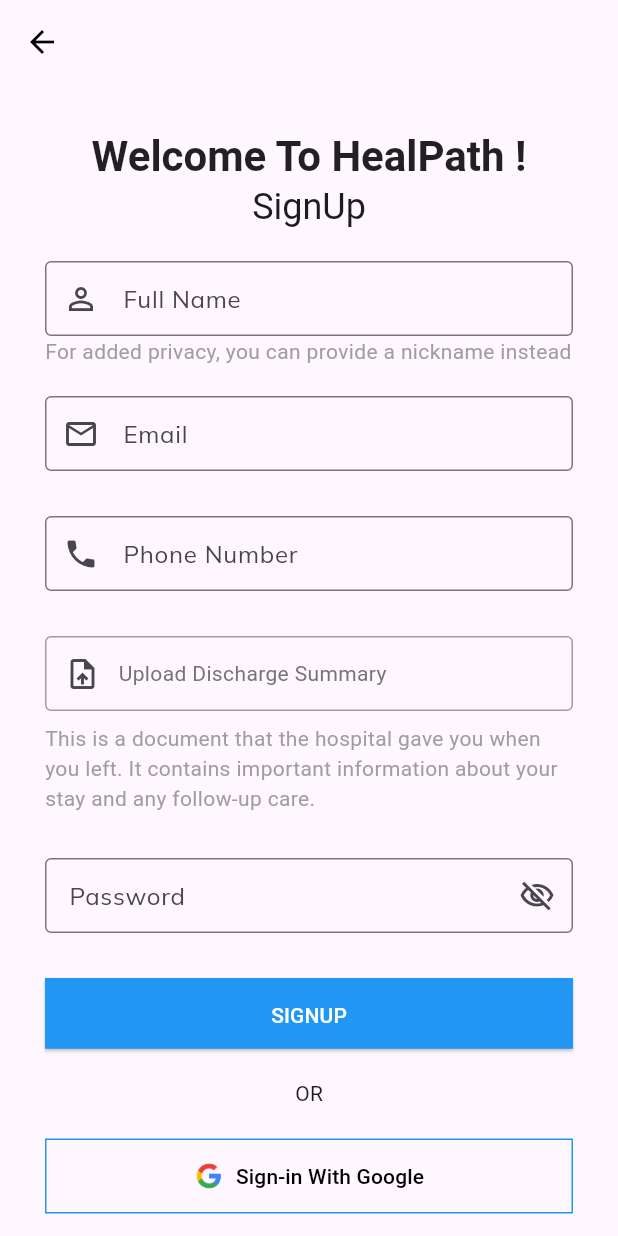
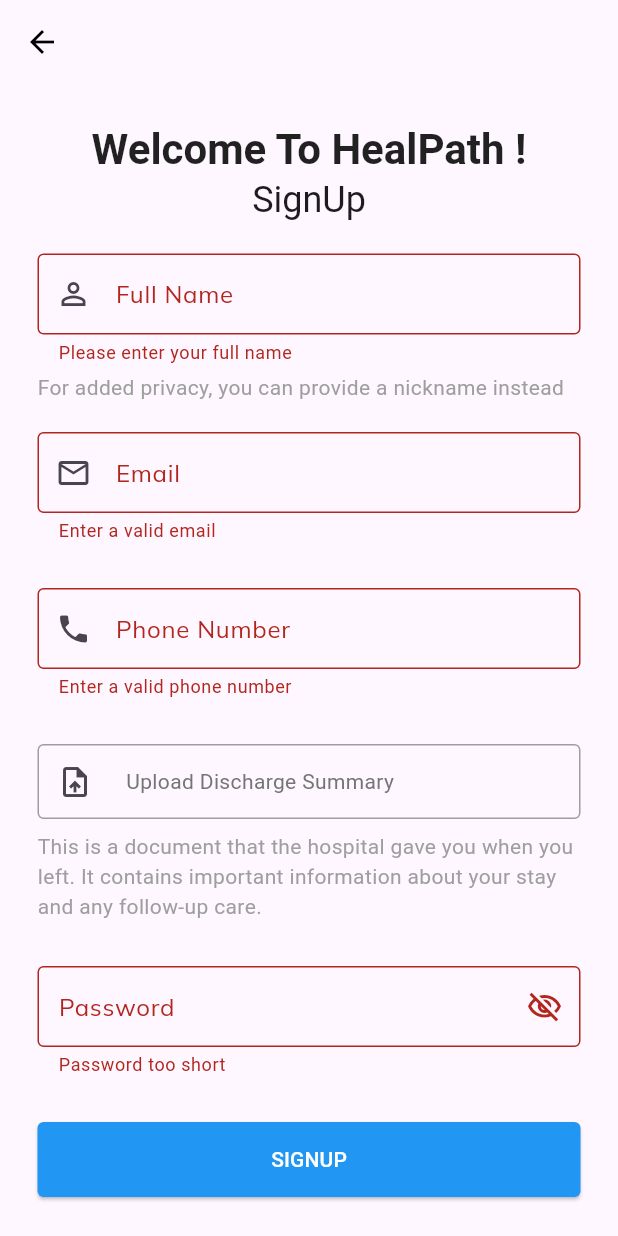
Before and after one commit to mutana-derrick/HealPath-Dev, a Flutter app: the SignUpScreen screen opened directly, after a tap on "SIGNUP", on a phone screen of 412 x 824 dp. Run offline on Flutter 3.47's test engine with Material 3 defaults, Android fonts, the light colour scheme and no system bars; our stand-ins replace cloud_firestore, file_picker, firebase_auth, firebase_core, firebase_storage, fl_chart and 8 more; accounts and stored records are empty.

Commit message:
added sign up functionality

```diff
--- a/lib/main.dart
+++ b/lib/main.dart
@@ -1,9 +1,12 @@
+import 'package:firebase_core/firebase_core.dart';
 import 'package:flutter/material.dart';
 import 'package:get/get_navigation/src/root/get_material_app.dart';
 import 'package:healpath/src/features/authentication/screens/splash_screen/splash_screen.dart';
 import 'package:healpath/src/utils/theme/theme.dart';
 
-void main() {
+void main() async {
+  WidgetsFlutterBinding.ensureInitialized();
+  await Firebase.initializeApp();
   runApp(const MyApp());
 }
 
--- a/lib/src/features/authentication/screens/login/login_screen.dart
+++ b/lib/src/features/authentication/screens/login/login_screen.dart
@@ -25,7 +25,7 @@
         child: Container(
           padding: const EdgeInsets.all(30.0),
           height: MediaQuery.of(context).size.height,
-          child: const Column(
+          child: Column(
             mainAxisAlignment: MainAxisAlignment.center,
             children: [LoginHeader(), LoginForm()],
           ),
--- a/lib/src/features/authentication/screens/signup/signup_footer.dart
+++ b/lib/src/features/authentication/screens/signup/signup_footer.dart
@@ -12,32 +12,6 @@
     return Column(
       crossAxisAlignment: CrossAxisAlignment.center,
       children: [
-        const Text("OR"),
-        const SizedBox(
-          height: 20,
-        ),
-        SizedBox(
-          width: double.infinity,
-          child: OutlinedButton.icon(
-            onPressed: () {},
-            style: OutlinedButton.styleFrom(
-              shape: const RoundedRectangleBorder(),
-              foregroundColor: Theme.of(context).brightness == Brightness.light
-                  ? Colors.black // Set to black in light mode
-                  : Colors.white, // Set to white in dark mode
-              side: const BorderSide(color: Colors.blue),
-              padding: const EdgeInsets.symmetric(vertical: 15),
-            ),
-            icon: const Image(
-              image: AssetImage("assets/logo/google.png"),
-              width: 20,
-            ),
-            label: const Text("Sign-in With Google"),
-          ),
-        ),
-        const SizedBox(
-          height: 15,
-        ),
         TextButton(
           onPressed: () => Get.to(() => const LoginScreen()),
           child: Text.rich(
--- a/lib/src/features/authentication/screens/signup/signup_form.dart
+++ b/lib/src/features/authentication/screens/signup/signup_form.dart
@@ -1,25 +1,31 @@
+import 'package:file_picker/file_picker.dart';
 import 'package:flutter/material.dart';
-import 'package:file_picker/file_picker.dart';
+import 'package:get/get.dart';
+import 'package:healpath/src/features/authentication/controllers/sign_up_controller.dart';
 
 class SignUpForm extends StatefulWidget {
-  const SignUpForm({
-    super.key,
-  });
+  const SignUpForm({super.key});
 
   @override
   State<SignUpForm> createState() => _SignUpFormState();
 }
 
 class _SignUpFormState extends State<SignUpForm> {
-  bool _isPasswordVisible = false;
-  String? _fileName;
+  final _controller = Get.put(SignUpController());
+  final _formKey = GlobalKey<FormState>();
+  String _fullName = '';
+  String _email = '';
+  String _phone = '';
+  String _password = '';
+  PlatformFile? _file;
 
   Future<void> _pickFile() async {
     FilePickerResult? result = await FilePicker.platform.pickFiles();
 
     if (result != null) {
       setState(() {
-        _fileName = result.files.single.name;
+        _file = result.files.single;
+        _controller.selectedFileName.value = _file!.name;
       });
     }
   }
@@ -27,68 +33,71 @@
   @override
   Widget build(BuildContext context) {
     return Form(
+      key: _formKey,
       child: Container(
         padding: const EdgeInsets.symmetric(vertical: 20),
         child: Column(
           crossAxisAlignment: CrossAxisAlignment.start,
           children: [
-            // ------------Full Names Field-------------------
+            // Full Names Field
             Column(
-              crossAxisAlignment: CrossAxisAlignment
-                  .start, // Aligns text to the start of the column
+              crossAxisAlignment: CrossAxisAlignment.start,
               children: [
-                SizedBox(
-                  height: 50,
-                  child: TextFormField(
+                TextFormField(
                   decoration: const InputDecoration(
                     prefixIcon: Icon(Icons.person_outline_outlined),
                     labelText: "Full Name",
                     hintText: "Names",
                     border: OutlineInputBorder(),
+                    contentPadding:
+                        EdgeInsets.symmetric(vertical: 15, horizontal: 10),
                   ),
+                  validator: (value) =>
+                      value!.isEmpty ? "Please enter your full name" : null,
+                  onSaved: (value) => _fullName = value!,
                 ),
-                ),
-                // Adds a small space between the field and the text
+                const SizedBox(height: 5),
                 const Text(
                   "For added privacy, you can provide a nickname instead",
-                  style: TextStyle(
-                      fontSize: 14,
-                      color: Colors.grey), // Adjust the style if needed
+                  style: TextStyle(fontSize: 14, color: Colors.grey),
                 ),
               ],
             ),
-
             const SizedBox(height: 20),
 
-            // ------------Email Field-------------------
-            SizedBox(
-              height: 50,
-              child: TextFormField(
+            // Email Field
+            TextFormField(
               decoration: const InputDecoration(
                 prefixIcon: Icon(Icons.email_outlined),
                 labelText: "Email",
                 hintText: "email",
                 border: OutlineInputBorder(),
+                contentPadding:
+                    EdgeInsets.symmetric(vertical: 15, horizontal: 10),
               ),
-              ),
+              validator: (value) =>
+                  !value!.contains('@') ? "Enter a valid email" : null,
+              onSaved: (value) => _email = value!,
             ),
             const SizedBox(height: 30),
 
-            // ------------Phone Field-------------------
-            SizedBox(
-              height: 50,
-              child: TextFormField(
+            // Phone Field
+            TextFormField(
               decoration: const InputDecoration(
                 prefixIcon: Icon(Icons.phone),
                 labelText: "Phone Number",
                 hintText: "07-8000-0000",
                 border: OutlineInputBorder(),
+                contentPadding:
+                    EdgeInsets.symmetric(vertical: 15, horizontal: 10),
               ),
-              ),
+              validator: (value) =>
+                  value!.length < 10 ? "Enter a valid phone number" : null,
+              onSaved: (value) => _phone = value!,
             ),
             const SizedBox(height: 30),
 
-            // ------------File Upload Field-------------------
+            // File Upload Field
             Column(
               crossAxisAlignment: CrossAxisAlignment.start,
               children: [
@@ -113,12 +122,14 @@
                       ),
                       Expanded(
                         child: Padding(
-                          padding: const EdgeInsets.symmetric(horizontal: 0),
-                          child: Text(
-                            _fileName ?? "Upload Discharge Summary",
+                          padding: const EdgeInsets.symmetric(horizontal: 10),
+                          child: Obx(() => Text(
+                                _controller.selectedFileName.value.isEmpty
+                                    ? "Upload Discharge Summary"
+                                    : _controller.selectedFileName.value,
                                 style: TextStyle(color: Colors.grey[600]),
                                 overflow: TextOverflow.ellipsis,
-                          ),
+                              )),
                         ),
                       ),
                     ],
@@ -133,46 +144,60 @@
             ),
             const SizedBox(height: 30),
 
-            // ------------Password Field-------------------
-            SizedBox(
-              height: 50,
-              child: TextFormField(
-                obscureText: !_isPasswordVisible,
+            // Password Field
+            Obx(() => TextFormField(
+                  obscureText: !_controller.isPasswordVisible.value,
                   decoration: InputDecoration(
                     labelText: "Password",
                     hintText: "password",
                     border: const OutlineInputBorder(),
+                    contentPadding:
+                        EdgeInsets.symmetric(vertical: 15, horizontal: 10),
                     suffixIcon: IconButton(
-                    onPressed: () {
-                      setState(() {
-                        _isPasswordVisible = !_isPasswordVisible;
-                      });
-                    },
+                      onPressed: () => _controller.isPasswordVisible.toggle(),
                       icon: Icon(
-                      _isPasswordVisible
+                        _controller.isPasswordVisible.value
                             ? Icons.visibility_outlined
                             : Icons.visibility_off_outlined,
                       ),
                     ),
                   ),
-              ),
-            ),
+                  validator: (value) =>
+                      value!.length < 6 ? "Password too short" : null,
+                  onSaved: (value) => _password = value!,
+                )),
             const SizedBox(height: 30),
-            // ------------SignUp button-------------------
+
+            // SignUp button
             SizedBox(
               width: double.infinity,
-              height: 47,
-              child: ElevatedButton(
-                  onPressed: () {},
-                  style: OutlinedButton.styleFrom(
-                    shape: const RoundedRectangleBorder(),
+              child: Obx(() => ElevatedButton(
+                    onPressed: () {
+                      if (_formKey.currentState!.validate()) {
+                        _formKey.currentState!.save();
+                        _controller.signUpPatient(
+                            _email, _password, _fullName, _phone, _file);
+                      }
+                    },
+                    style: ElevatedButton.styleFrom(
+                      shape: RoundedRectangleBorder(
+                          borderRadius: BorderRadius.circular(4)),
                       foregroundColor: Colors.white,
                       backgroundColor: Colors.blue,
-                    side: const BorderSide(color: Colors.blue),
                       padding: const EdgeInsets.symmetric(vertical: 15),
                     ),
-                  child: const Text("SIGNUP")),
+                    child: _controller.isLoading.value
+                        ? const SizedBox(
+                            width: 20,
+                            height: 20,
+                            child: CircularProgressIndicator(
+                              color: Colors.white,
+                              strokeWidth: 2,
+                            ),
                           )
+                        : const Text("SIGNUP"),
+                  )),
+            ),
           ],
         ),
       ),
--- a/lib/src/features/authentication/screens/signup/signup_screen.dart
+++ b/lib/src/features/authentication/screens/signup/signup_screen.dart
@@ -24,7 +24,7 @@
       ),
       body: SingleChildScrollView(
         child: Container(
-          padding: const EdgeInsets.all(30),
+          padding: const EdgeInsets.all(25),
           // height: MediaQuery.of(context).size.height,
           child: const Column(
             mainAxisAlignment: MainAxisAlignment.center,
```
Also changed, not shown: lib/src/features/authentication/controllers/sign_up_controller.dart (added, +108 -0 lines), lib/src/features/authentication/screens/forgot_password/forgot_password_screen.dart (+16 -1 lines), lib/src/features/authentication/screens/login/login_form.dart (+31 -21 lines), pubspec.yaml (+6 -3 lines), lib/src/features/authentication/controllers/login_controller.dart (added), pubspec.lock, 5 other files. Lines whose indentation alone changed are shown as unchanged.
